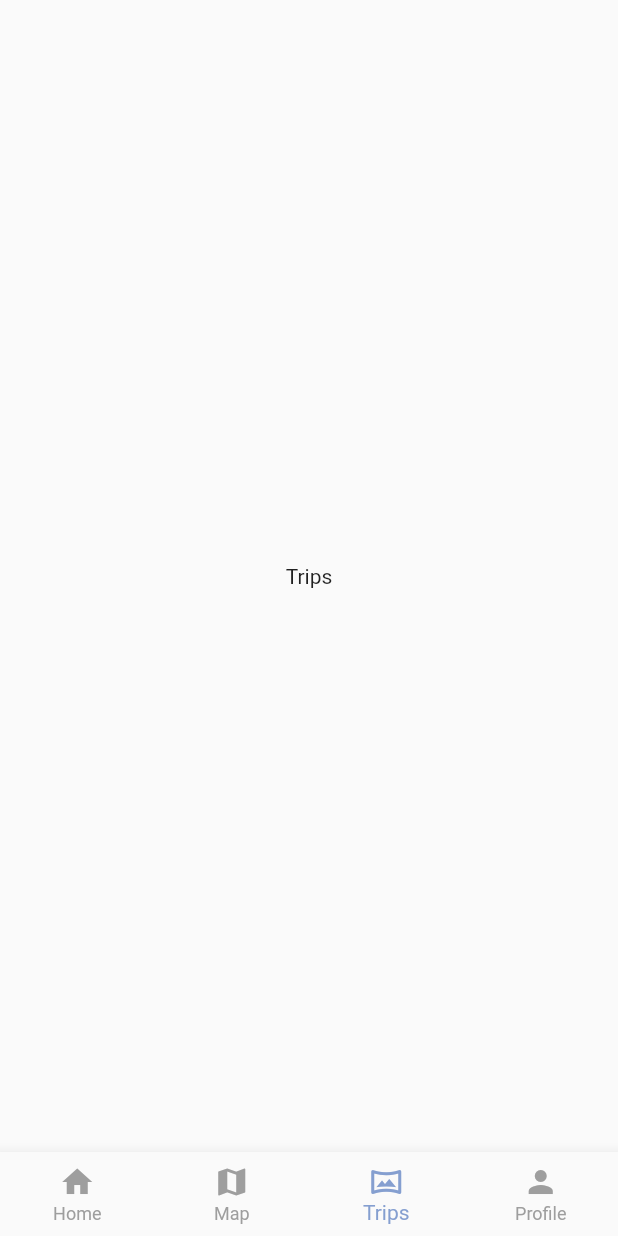
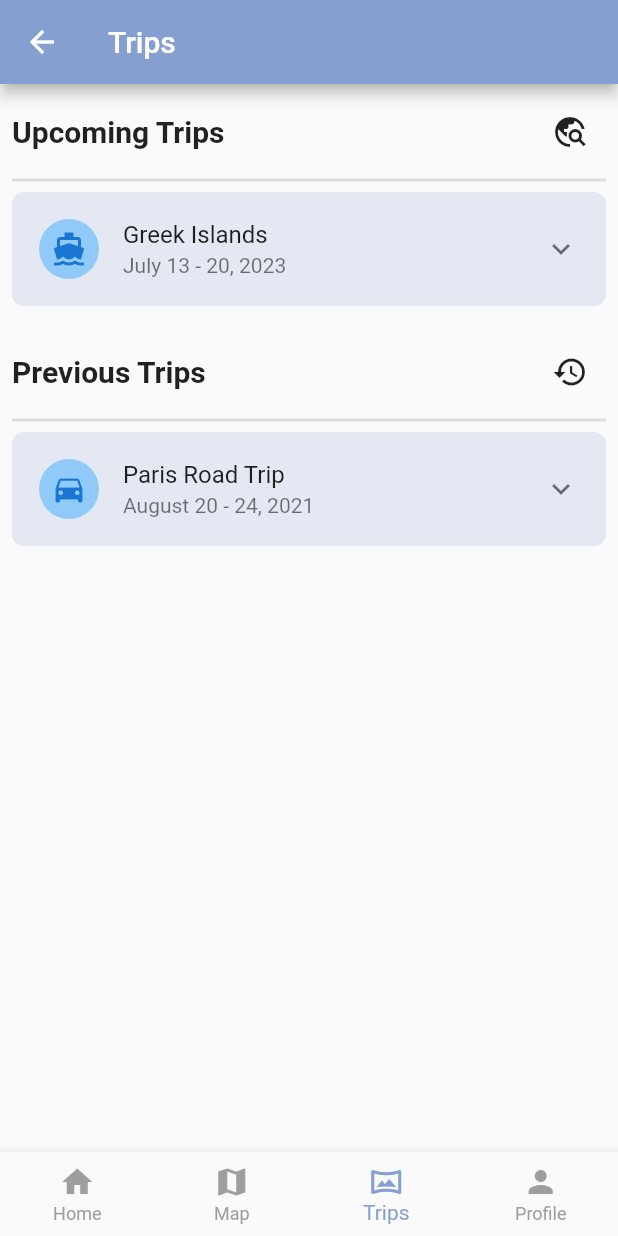
Before and after one commit to cekole/Travela, a Flutter app: the HomePage screen opened by its route, item 3 of the bottom bar chosen, on a phone screen of 412 x 824 dp. Run offline on Flutter 3.47's test engine with Material 2 defaults, Android fonts, the phone set to English and light mode, and no system bars; drawn by our look-alikes of expansion_tile_card; our stand-ins replace flutter_map, flutter_svg, latlong2, table_calendar; network calls fail.

Commit message:
Upcoming/Previous Trips Update

```diff
--- a/lib/screens/profile_page.dart
+++ b/lib/screens/profile_page.dart
@@ -144,11 +144,21 @@ class _ProfilePageState extends State<ProfilePage> {
                   children: [
                     Padding(
                       padding: EdgeInsets.only(left: 8.0, top: 8.0),
-                      child: Text(
-                        'Travel Groups',
-                        style: TextStyle(
-                          fontSize: 20,
-                        ),
+                      child: Row(
+                        mainAxisAlignment: MainAxisAlignment.spaceBetween,
+                        children: [
+                          Text(
+                            'Travel Groups',
+                            style: TextStyle(
+                              fontSize: 20,
+                            ),
+                          ),
+                          IconButton(
+                            onPressed: () {},
+                            tooltip: 'Form A Travel Group',
+                            icon: Icon(Icons.add),
+                          )
+                        ],
                       ),
                     ),
                     Divider(
--- a/lib/screens/trips_page.dart
+++ b/lib/screens/trips_page.dart
@@ -1,3 +1,4 @@
+import 'package:expansion_tile_card/expansion_tile_card.dart';
 import 'package:flutter/material.dart';
 import 'package:flutter/src/foundation/key.dart';
 import 'package:flutter/src/widgets/framework.dart';
@@ -7,9 +8,130 @@ class TripsPage extends StatelessWidget {
 
   @override
   Widget build(BuildContext context) {
-    return Container(
-      child: Center(
-        child: Text('Trips'),
+    return Scaffold(
+      appBar: AppBar(
+        title: Text('Trips'),
+        backgroundColor: Theme.of(context).primaryColor,
+      ),
+      body: SafeArea(
+        child: Padding(
+          padding: const EdgeInsets.all(8.0),
+          child: ListView(
+            children: [
+              Column(
+                children: [
+                  Row(
+                    mainAxisAlignment: MainAxisAlignment.spaceBetween,
+                    children: [
+                      Text(
+                        'Upcoming Trips',
+                        style: TextStyle(
+                          fontSize: 20,
+                          fontWeight: FontWeight.bold,
+                        ),
+                      ),
+                      IconButton(
+                        onPressed: () {},
+                        icon: Icon(Icons.travel_explore),
+                      ),
+                    ],
+                  ),
+                  Divider(
+                    thickness: 2,
+                  ),
+                  ExpansionTileCard(
+                    baseColor: Theme.of(context).primaryColor.withOpacity(0.2),
+                    expandedColor: Theme.of(context).backgroundColor,
+                    leading: CircleAvatar(
+                      backgroundColor: Theme.of(context).backgroundColor,
+                      child: Icon(Icons.directions_boat),
+                    ),
+                    title: Text('Greek Islands'),
+                    subtitle: Text('July 13 - 20, 2023'),
+                    children: [
+                      Divider(
+                        thickness: 1,
+                        height: 1,
+                      ),
+                      ListTile(
+                        title: Text('Locations'),
+                        subtitle: Text('Mykonos, Santorini, Crete'),
+                        leading: Icon(Icons.location_on),
+                      ),
+                      ListTile(
+                        title: Text('Travelers'),
+                        subtitle: Text('You, John Wayne, Emma Watson'),
+                        leading: Icon(Icons.people),
+                      ),
+                      ListTile(
+                        title: Text('Quick Notes'),
+                        subtitle: Text('Bring sunscreen, bathing suit, etc.'),
+                        leading: Icon(Icons.note),
+                      ),
+                    ],
+                  ),
+                  SizedBox(
+                    height: 10,
+                  ),
+                  SizedBox(
+                    height: 10,
+                  ),
+                  Row(
+                    mainAxisAlignment: MainAxisAlignment.spaceBetween,
+                    children: [
+                      Text(
+                        'Previous Trips',
+                        style: TextStyle(
+                          fontSize: 20,
+                          fontWeight: FontWeight.bold,
+                        ),
+                      ),
+                      IconButton(
+                        onPressed: () {},
+                        icon: Icon(Icons.history),
+                      ),
+                    ],
+                  ),
+                  Divider(
+                    thickness: 2,
+                  ),
+                  ExpansionTileCard(
+                    baseColor: Theme.of(context).primaryColor.withOpacity(0.2),
+                    expandedColor: Theme.of(context).backgroundColor,
+                    leading: CircleAvatar(
+                      backgroundColor: Theme.of(context).backgroundColor,
+                      child: Icon(Icons.directions_car),
+                    ),
+                    title: Text('Paris Road Trip'),
+                    subtitle: Text('August 20 - 24, 2021'),
+                    children: [
+                      Divider(
+                        thickness: 1,
+                        height: 1,
+                      ),
+                      ListTile(
+                        title: Text('Locations'),
+                        subtitle: Text('Paris, Versailles, Giverny'),
+                        leading: Icon(Icons.location_on),
+                      ),
+                      ListTile(
+                        title: Text('Parisiens'),
+                        subtitle: Text(
+                            'You, Yağmur Eryılmaz, Efe Şaman, Çağla Ataoğlu, Efe Ertürk'),
+                        leading: Icon(Icons.people),
+                      ),
+                      ListTile(
+                        title: Text('Quick Notes'),
+                        subtitle: Text('Don\'t forget to bring your camera !'),
+                        leading: Icon(Icons.note),
+                      ),
+                    ],
+                  ),
+                ],
+              ),
+            ],
+          ),
+        ),
       ),
     );
   }
--- a/pubspec.yaml
+++ b/pubspec.yaml
@@ -38,6 +38,7 @@ dependencies:
   expansion_tile_card: ^2.0.0
   flutter_svg: ^1.1.6
   table_calendar: ^3.0.8
+  carousel_slider: ^4.1.1
 
 
 dev_dependencies:
```
Also changed, not shown: pubspec.lock.
